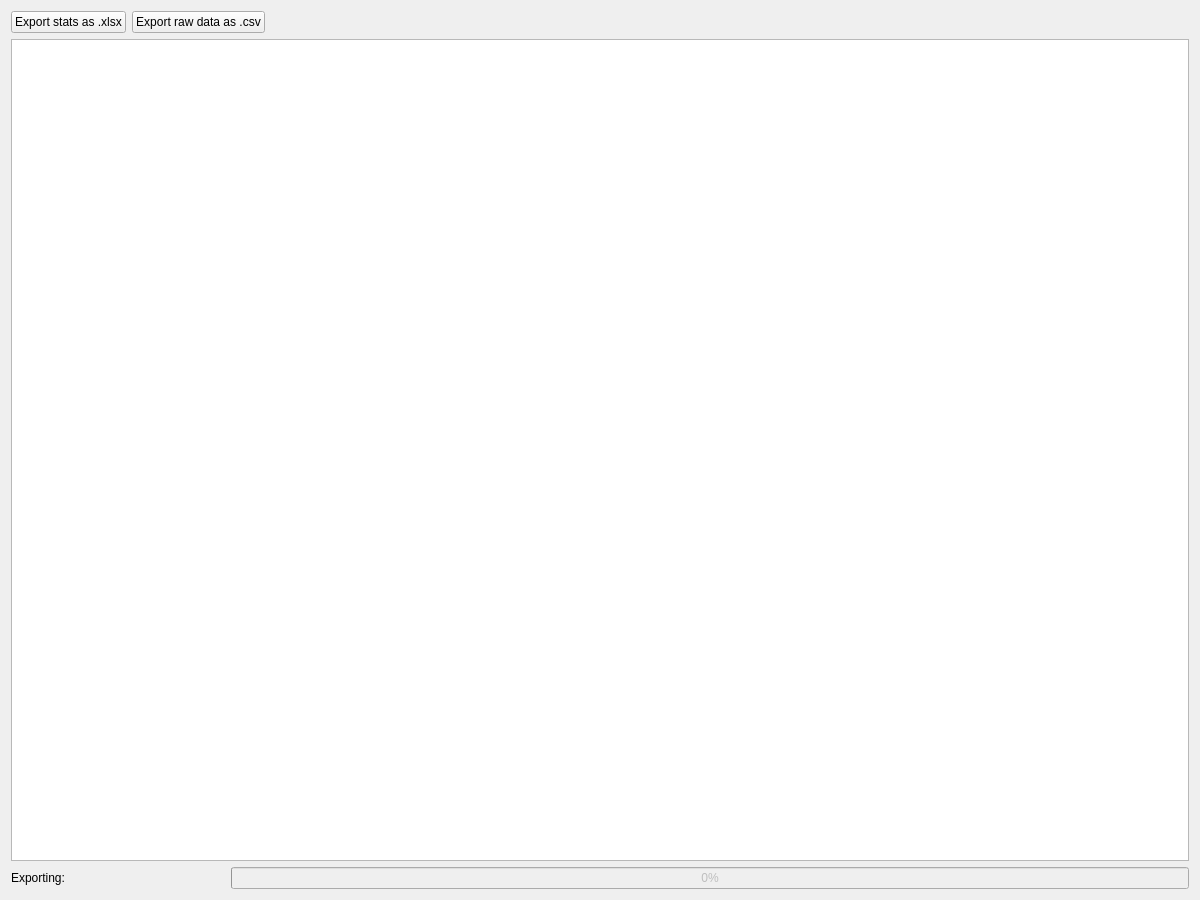
Above: uiDesigns/StatWindow.ui from ym3141/EasyFlowQ before the change. Below: the same form after it.
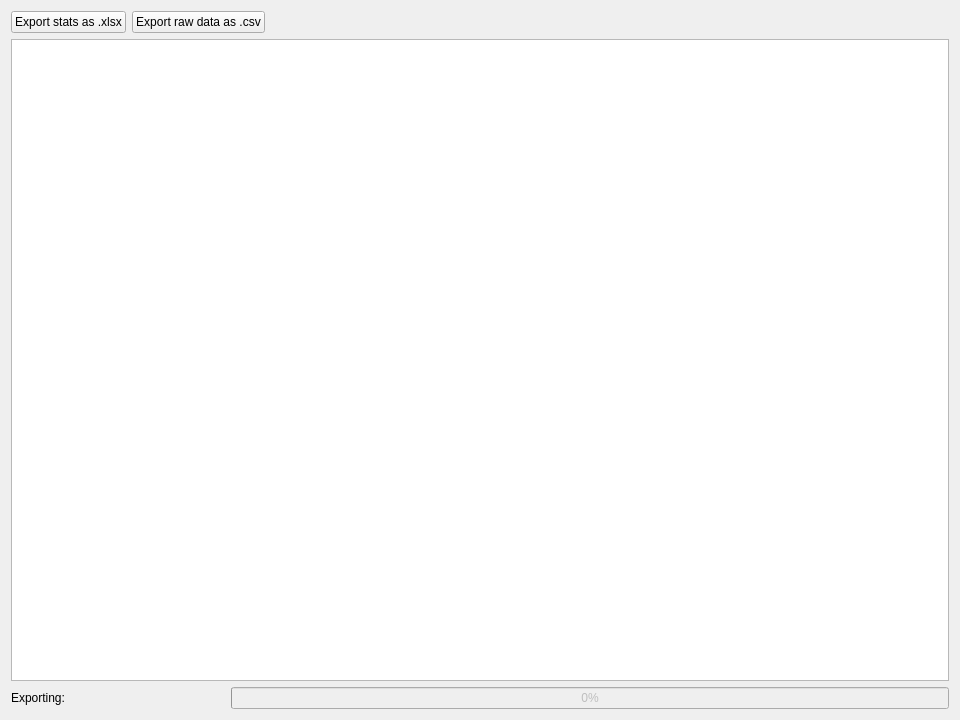
That is the form after the change.

What changed in the file:
```diff
--- a/uiDesigns/StatWindow.ui
+++ b/uiDesigns/StatWindow.ui
@@ -6,8 +6,8 @@
    <rect>
     <x>0</x>
     <y>0</y>
-    <width>1200</width>
-    <height>900</height>
+    <width>960</width>
+    <height>720</height>
    </rect>
   </property>
   <property name="windowTitle">
@@ -47,6 +47,11 @@
    </item>
    <item>
     <widget class="QTableView" name="tableView">
+     <property name="font">
+      <font>
+       <pointsize>8</pointsize>
+      </font>
+     </property>
      <property name="styleSheet">
       <string notr="true">QHeaderView::section { background-color:lightGray }</string>
      </property>
@@ -54,13 +59,13 @@
       <set>QAbstractItemView::NoEditTriggers</set>
      </property>
      <attribute name="horizontalHeaderDefaultSectionSize">
-      <number>120</number>
-     </attribute>
-     <attribute name="verticalHeaderDefaultSectionSize">
-      <number>35</number>
+      <number>105</number>
      </attribute>
      <attribute name="verticalHeaderMinimumSectionSize">
-      <number>35</number>
+      <number>25</number>
+     </attribute>
+     <attribute name="verticalHeaderDefaultSectionSize">
+      <number>25</number>
      </attribute>
     </widget>
    </item>
```
